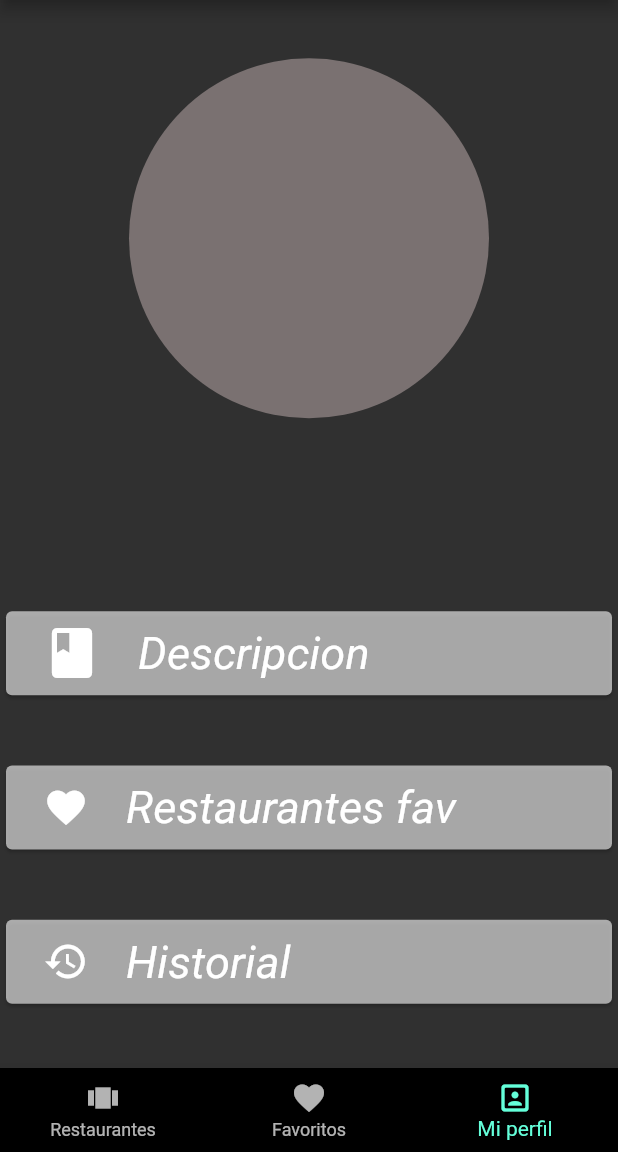
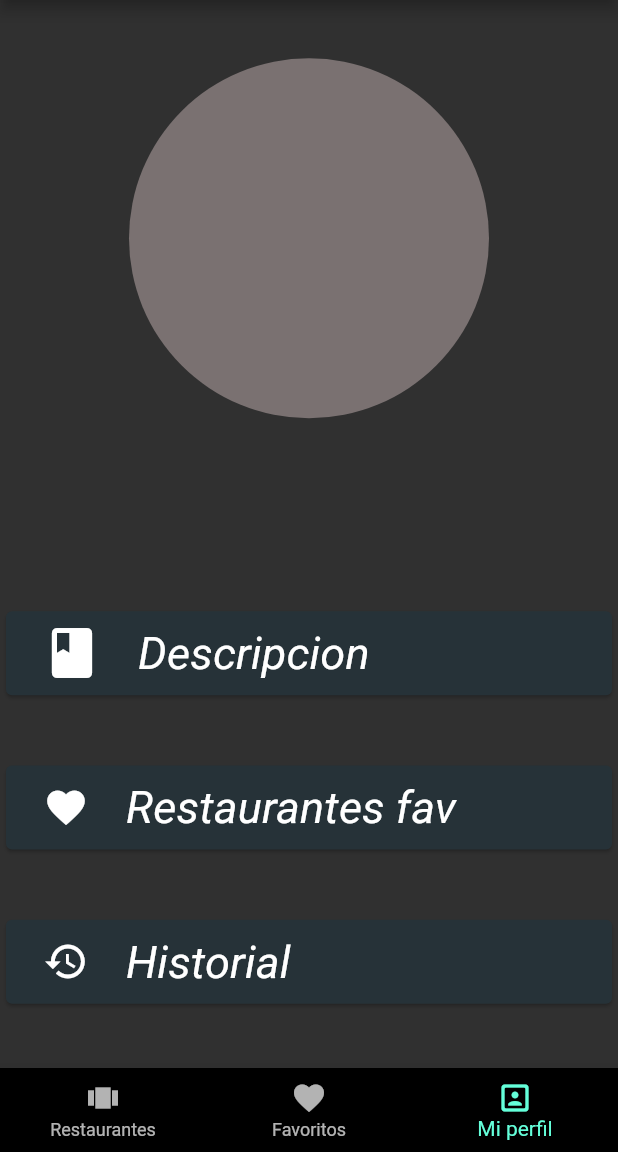
Before and after one commit to fernandocb63/ReservaT, a Flutter app: the screen it shows after launch, item 3 of the bottom bar chosen, on a phone screen of 412 x 824 dp, the part 84-1236 px from its top. Run offline on Flutter 3.47's test engine with Material 2 defaults, Android fonts, the phone set to English and light mode, and no system bars; our stand-ins replace bloc, cloud_firestore, equatable, firebase_auth, firebase_core, flutter_bloc and 6 more; missing offline and left inert: booking_calendar, dart:ffi, flutter_shimmer, flutterfire_ui, hover_effect, mailer; accounts and stored records are empty; statements that could not run were skipped.

Commit message:
ui colors

```diff
--- a/lib/usuario/perfilUsr.dart
+++ b/lib/usuario/perfilUsr.dart
@@ -37,7 +37,7 @@ class _perfil_usuarioState extends State<perfil_usuario> {
               Text(state.mapa['nombre'],
                   style: TextStyle(fontSize: 40, fontStyle: FontStyle.italic)),
               Card(
-                color: Colors.white60,
+                color: Colors.blueGrey.shade900,
                 child: ListTile(
                   title: Text(
                     'Descripcion',
@@ -54,7 +54,7 @@ class _perfil_usuarioState extends State<perfil_usuario> {
                 ),
               ),
               Card(
-                color: Colors.white60,
+                color: Colors.blueGrey.shade900,
                 child: ListTile(
                   title: Text(
                     'Restaurantes fav',
@@ -72,7 +72,7 @@ class _perfil_usuarioState extends State<perfil_usuario> {
                 ),
               ),
               Card(
-                color: Colors.white60,
+                color: Colors.blueGrey.shade900,
                 child: ListTile(
                   title: Text(
                     'Historial',
@@ -104,7 +104,7 @@ class _perfil_usuarioState extends State<perfil_usuario> {
               Text('',
                   style: TextStyle(fontSize: 40, fontStyle: FontStyle.italic)),
               Card(
-                color: Colors.white60,
+                color: Colors.blueGrey.shade900,
                 child: ListTile(
                   title: Text(
                     'Descripcion',
@@ -121,7 +121,7 @@ class _perfil_usuarioState extends State<perfil_usuario> {
                 ),
               ),
               Card(
-                color: Colors.white60,
+                color: Colors.blueGrey.shade900,
                 child: ListTile(
                   title: Text(
                     'Restaurantes fav',
@@ -139,7 +139,7 @@ class _perfil_usuarioState extends State<perfil_usuario> {
                 ),
               ),
               Card(
-                color: Colors.white60,
+                color: Colors.blueGrey.shade900,
                 child: ListTile(
                   title: Text(
                     'Historial',
--- a/pubspec.yaml
+++ b/pubspec.yaml
@@ -48,6 +48,8 @@ dependencies:
   booking_calendar: ^1.0.0+3
   flutter_email_sender: ^5.1.0
   mailer: ^5.1.0
+  hovering:
+  hover_effect:
 
 dev_dependencies:
   flutter_test:
```
Also changed, not shown: lib/restaurante/un_restaurante.dart (+12 -4 lines), pubspec.lock.
